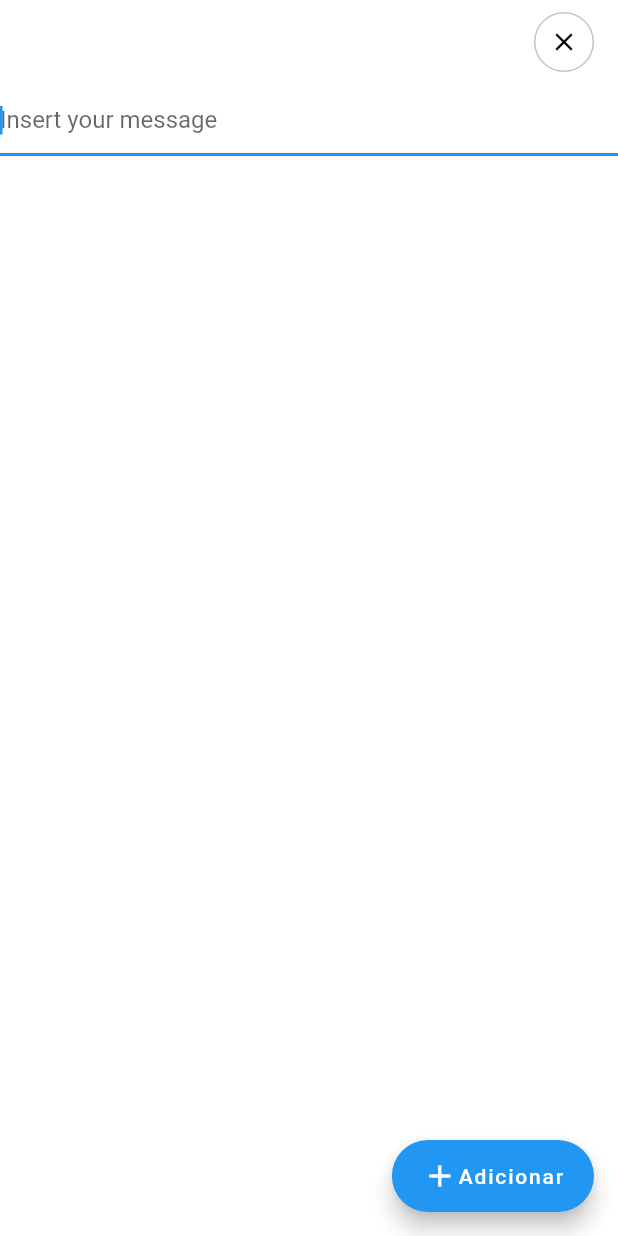
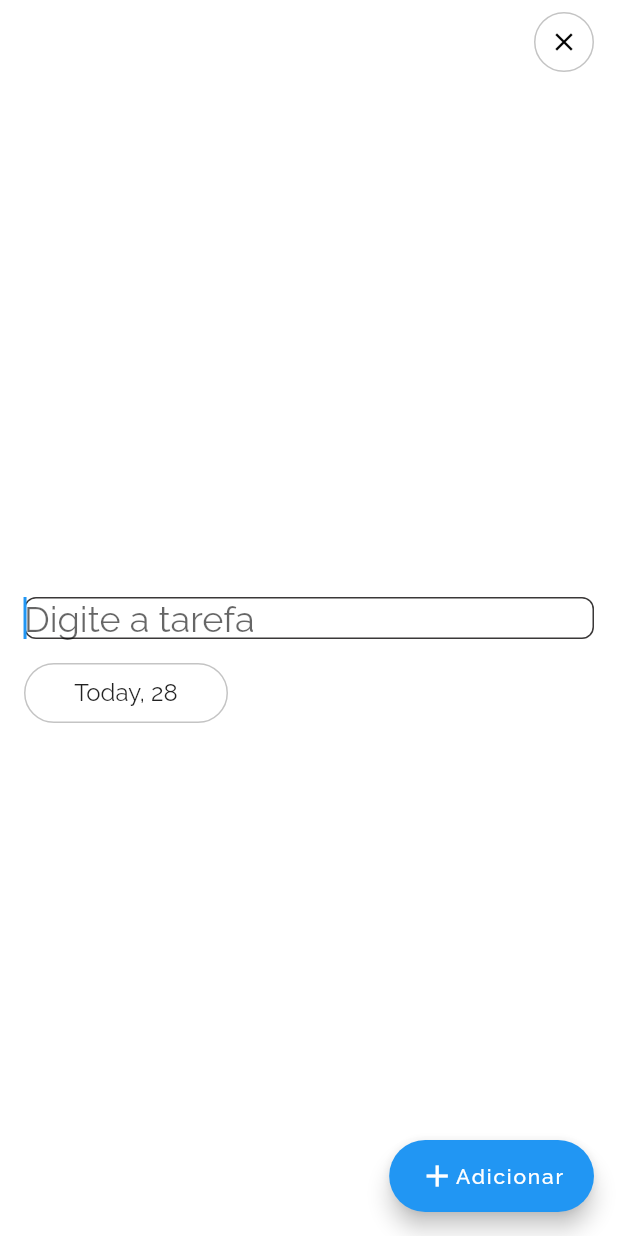
Before and after one commit to MatheusRmelo/daybyday, a Flutter app: the screen it shows after launch, after a tap on "Cadastrar tarefas", on a phone screen of 412 x 824 dp. Run offline on Flutter 3.47's test engine with Material 2 defaults, Android fonts, the phone set to English and light mode, and no system bars; our stand-ins replace cloud_firestore, firebase_core, google_fonts; accounts and stored records are empty.

Commit message:
feat: make part of register tasks and list days, put firebase_files in gitignore

```diff
--- /dev/null
+++ b/lib/controllers/task_controller.dart
@@ -0,0 +1,51 @@
+import 'package:cloud_firestore/cloud_firestore.dart';
+import 'package:daybyday/models/category.dart';
+import 'package:daybyday/models/drag_day.dart';
+import 'package:daybyday/models/task.dart';
+import 'package:daybyday/models/week.dart';
+import 'package:flutter/material.dart';
+
+class TaskController extends ChangeNotifier {
+  CollectionReference<Task>? _taskCollection;
+  List<Task> _tasks = [];
+
+  List<Task> get tasks => _tasks;
+
+  void setCollection(Week week) {
+    _taskCollection = FirebaseFirestore.instance
+        .collection('weeks')
+        .doc(week.id)
+        .collection('tasks')
+        .withConverter<Task>(
+            fromFirestore: (snapshot, options) =>
+                Task.fromJson(snapshot.data()!, doc: snapshot.id),
+            toFirestore: (value, options) => value.toJson());
+    get();
+  }
+
+  List<DragDay> getDragDays() {
+    return [
+      DragDay(name: 'Não alocados', tasks: tasks),
+      DragDay(name: 'Segunda', tasks: []),
+    ];
+  }
+
+  Future<void> get() async {
+    if (_taskCollection == null) return;
+    var snapshots = await _taskCollection!.get();
+    _tasks = snapshots.docs.map((e) => e.data()).toList();
+    notifyListeners();
+  }
+
+  Future<bool> store(String name) async {
+    Task task = Task(category: Category.other, isComplete: false, name: name);
+
+    var reference = await _taskCollection!.add(task);
+    var snapshot = await reference.get();
+    if (snapshot.data() != null) {
+      _tasks.add(snapshot.data()!);
+      return true;
+    }
+    return false;
+  }
+}
--- a/lib/controllers/week_controller.dart
+++ b/lib/controllers/week_controller.dart
@@ -1,25 +1,51 @@
 import 'package:cloud_firestore/cloud_firestore.dart';
+import 'package:daybyday/models/category.dart';
 import 'package:daybyday/models/task.dart';
+import 'package:daybyday/models/week.dart';
 import 'package:flutter/material.dart';
+import 'package:intl/intl.dart';
 
 class WeekController extends ChangeNotifier {
-  final CollectionReference<Task> _tasksCollection = FirebaseFirestore.instance
-      .collection('tasks')
-      .withConverter<Task>(
+  final String mockUID = 'teste';
+  final CollectionReference<Week> _weekCollection = FirebaseFirestore.instance
+      .collection('weeks')
+      .withConverter<Week>(
           fromFirestore: (snapshot, options) =>
-              Task.fromJson(snapshot.data()!, id: '1'),
+              Week.fromJson(snapshot.data()!, doc: snapshot.id),
           toFirestore: (value, options) => value.toJson());
-  List<Task> _tasks = [];
-  List<Task> get tasks => _tasks;
+  Week? _week;
 
-  Future<void> getTasks(
-      {required String startAt, required String endAt}) async {
-    var snapshots = await _tasksCollection
-        .where('user_id', isEqualTo: 'teste')
+  Week? get week => _week;
+
+  List<DateTime> get currentWeek {
+    DateTime today = DateTime.now();
+    List<DateTime> days = [];
+    for (int i = 1; i <= 7; i++) {
+      days.add(
+          DateTime(today.year, today.month, (today.day - today.weekday) + i));
+    }
+    return days;
+  }
+
+  Future<Week> get({String? startAt, String? endAt}) async {
+    if (startAt == null || endAt == null) {
+      startAt = DateFormat('yyyy-MM-dd').format(currentWeek.first);
+      endAt = DateFormat('yyyy-MM-dd').format(currentWeek.last);
+    }
+
+    var snapshots = await _weekCollection
+        .where('uid', isEqualTo: mockUID)
         .where('start_at', isEqualTo: startAt)
         .where('end_at', isEqualTo: endAt)
         .get();
-    _tasks = snapshots.docs.map((element) => element.data()).toList();
+    if (snapshots.docs.isNotEmpty) {
+      _week = snapshots.docs.first.data();
+    } else {
+      var reference = await _weekCollection
+          .add(Week(uid: mockUID, startAt: startAt, endAt: endAt));
+      _week = (await reference.get()).data();
+    }
     notifyListeners();
+    return _week!;
   }
 }
--- a/lib/main.dart
+++ b/lib/main.dart
@@ -1,12 +1,15 @@
+import 'package:daybyday/controllers/task_controller.dart';
 import 'package:daybyday/controllers/week_controller.dart';
 import 'package:daybyday/firebase_options.dart';
 import 'package:daybyday/utils/app_colors.dart';
 import 'package:daybyday/utils/app_routes.dart';
 import 'package:daybyday/views/add_task_page.dart';
+import 'package:daybyday/views/config_day_page.dart';
 import 'package:daybyday/views/home_page.dart';
 import 'package:firebase_core/firebase_core.dart';
 import 'package:flutter/material.dart';
 import 'package:provider/provider.dart';
+import 'package:google_fonts/google_fonts.dart';
 
 void main() async {
   WidgetsFlutterBinding.ensureInitialized();
@@ -16,6 +19,7 @@ void main() async {
   runApp(MultiProvider(
     providers: [
       ChangeNotifierProvider(create: (_) => WeekController()),
+      ChangeNotifierProvider(create: (_) => TaskController()),
     ],
     child: const MyApp(),
   ));
@@ -28,14 +32,38 @@ class MyApp extends StatelessWidget {
     return MaterialApp(
       title: 'Flutter Demo',
       theme: ThemeData(
-        primarySwatch: Colors.blue,
-        scaffoldBackgroundColor: AppColors.dominant,
-        backgroundColor: AppColors.secondary,
-      ),
+          primaryColor: AppColors.secondary,
+          appBarTheme: AppBarTheme(backgroundColor: AppColors.secondary),
+          scaffoldBackgroundColor: AppColors.dominant,
+          inputDecorationTheme: InputDecorationTheme(
+            contentPadding: const EdgeInsets.all(8),
+            errorBorder: OutlineInputBorder(
+                borderSide: BorderSide(color: AppColors.error),
+                borderRadius: BorderRadius.circular(8)),
+            focusedBorder: OutlineInputBorder(
+                borderSide: BorderSide(color: AppColors.secondary),
+                borderRadius: BorderRadius.circular(8)),
+            border: OutlineInputBorder(
+                borderSide: const BorderSide(style: BorderStyle.none, width: 0),
+                borderRadius: BorderRadius.circular(8)),
+            filled: true,
+            fillColor: Colors.grey.withOpacity(0.2),
+          ),
+          textTheme: GoogleFonts.ralewayTextTheme(),
+          elevatedButtonTheme: ElevatedButtonThemeData(
+              style: ElevatedButton.styleFrom(
+                  backgroundColor: AppColors.secondary,
+                  shape: RoundedRectangleBorder(
+                      borderRadius: BorderRadius.circular(8)))),
+          textButtonTheme: TextButtonThemeData(
+              style: TextButton.styleFrom(
+            foregroundColor: AppColors.secondary,
+          ))),
       initialRoute: AppRoutes.home,
       routes: {
         AppRoutes.home: (context) => const HomePage(),
-        AppRoutes.addTask: (context) => const AddTaskPage()
+        AppRoutes.addTask: (context) => const AddTaskPage(),
+        AppRoutes.configDay: (context) => const ConfigDayPage()
       },
     );
   }
--- /dev/null
+++ b/lib/models/drag_day.dart
@@ -0,0 +1,8 @@
+import 'package:daybyday/models/task.dart';
+
+class DragDay {
+  String name;
+  List<Task> tasks;
+
+  DragDay({required this.name, required this.tasks});
+}
--- a/lib/models/task.dart
+++ b/lib/models/task.dart
@@ -7,22 +7,18 @@ class Task {
   Category category;
 
   Task(
-      {required this.id,
+      {this.id = '',
       required this.name,
       required this.isComplete,
       required this.category});
 
-  Task.fromJson(Map<String, dynamic> json, {required String id})
-      : id = json['id'],
+  Task.fromJson(Map<String, dynamic> json, {required String doc})
+      : id = doc,
         name = json['name'],
         isComplete = json['is_complete'],
         category = Category.values
-            .firstWhere((element) => json['category'] == element);
+            .firstWhere((element) => json['category'] == element.name);
 
-  Map<String, dynamic> toJson() => {
-        'id': id,
-        'name': name,
-        'is_complete': isComplete,
-        'category': category.name
-      };
+  Map<String, dynamic> toJson() =>
+      {'name': name, 'is_complete': isComplete, 'category': category.name};
 }
--- /dev/null
+++ b/lib/models/week.dart
@@ -0,0 +1,29 @@
+class Week {
+  String id;
+  String uid;
+  String startAt;
+  String endAt;
+  List<DateTime> get days {
+    DateTime date = DateTime.parse(startAt);
+    List<DateTime> days = [];
+    for (int i = 1; i <= 7; i++) {
+      days.add(DateTime(date.year, date.month, (date.day - date.weekday) + i));
+    }
+    return days;
+  }
+
+  Week(
+      {this.id = '',
+      this.uid = '',
+      required this.startAt,
+      required this.endAt});
+
+  Week.fromJson(Map<String, dynamic> json, {required String doc})
+      : id = doc,
+        uid = json['uid'],
+        startAt = json['start_at'],
+        endAt = json['end_at'];
+
+  Map<String, dynamic> toJson() =>
+      {'uid': uid, 'start_at': startAt, 'end_at': endAt};
+}
--- a/lib/utils/app_colors.dart
+++ b/lib/utils/app_colors.dart
@@ -8,4 +8,5 @@ class AppColors {
   static Color textLight = Colors.white;
   static Color textNormal = Colors.black;
   static Color border = const Color(0xFFC4C4C4);
+  static Color error = Colors.red;
 }
--- a/lib/utils/app_routes.dart
+++ b/lib/utils/app_routes.dart
@@ -1,4 +1,5 @@
 class AppRoutes {
   static String home = '/';
   static String addTask = '/add_task';
+  static String configDay = '/config_day';
 }
--- /dev/null
+++ b/lib/utils/extensions/date_extension.dart
@@ -0,0 +1,10 @@
+extension DateExtension on DateTime {
+  bool get isToday {
+    DateTime today = DateTime.now();
+    return day == today.day && month == today.month && year == today.year;
+  }
+
+  bool isSameDay(DateTime date) {
+    return day == date.day && month == date.month && year == date.year;
+  }
+}
--- a/lib/views/add_task_page.dart
+++ b/lib/views/add_task_page.dart
@@ -1,6 +1,11 @@
+import 'package:daybyday/controllers/task_controller.dart';
+import 'package:daybyday/controllers/week_controller.dart';
 import 'package:daybyday/utils/app_colors.dart';
+import 'package:daybyday/utils/extensions/date_extension.dart';
 import 'package:daybyday/views/widgets/circle_icon_button.dart';
 import 'package:flutter/material.dart';
+import 'package:intl/intl.dart';
+import 'package:provider/provider.dart';
 
 class AddTaskPage extends StatefulWidget {
   const AddTaskPage({super.key});
@@ -10,6 +15,10 @@ class AddTaskPage extends StatefulWidget {
 }
 
 class _AddTaskPageState extends State<AddTaskPage> {
+  DateTime _date = DateTime.now();
+  bool _isBusy = false;
+  TextEditingController _textEditingController = TextEditingController();
+
   @override
   Widget build(BuildContext context) {
     return Scaffold(
@@ -20,22 +29,99 @@ class _AddTaskPageState extends State<AddTaskPage> {
           actions: [
             CircleIconButton(
               icon: Icons.close,
-              onPressed: () {},
+              onPressed: () {
+                Navigator.pop(context);
+              },
             )
           ]),
-      body: Expanded(
-          child: TextField(
-        decoration: InputDecoration(
-          hintText: "Insert your message",
+      body: Container(
+        padding: const EdgeInsets.all(16),
+        child: Column(
+          crossAxisAlignment: CrossAxisAlignment.start,
+          mainAxisAlignment: MainAxisAlignment.center,
+          children: [
+            Container(
+              margin: const EdgeInsets.only(bottom: 16),
+              child: TextField(
+                controller: _textEditingController,
+                decoration: const InputDecoration.collapsed(
+                    hintText: 'Digite a tarefa'),
+                scrollPadding: const EdgeInsets.all(20.0),
+                autofocus: true,
+                style: const TextStyle(fontSize: 24),
+              ),
+            ),
+            Consumer<WeekController>(builder: (context, controller, snapshot) {
+              return InkWell(
+                onTap: () {
+                  showDatePicker(
+                          context: context,
+                          initialDate: _date,
+                          firstDate: controller.week!.days.first,
+                          lastDate: controller.week!.days.last)
+                      .then((value) {
+                    if (value != null) {
+                      setState(() => _date = value);
+                    }
+                  });
+                },
+                child: Container(
+                  width: 136,
+                  height: 40,
+                  alignment: Alignment.center,
+                  decoration: BoxDecoration(
+                      borderRadius: BorderRadius.circular(32),
+                      border: Border.all(color: AppColors.border)),
+                  child: Text(
+                    "${_date.isToday ? 'Today' : DateFormat("EEEE").format(_date)}, ${DateFormat("d").format(_date)}",
+                    style: TextStyle(
+                      fontSize: 16,
+                    ),
+                  ),
+                ),
+              );
+            }),
+          ],
         ),
-        scrollPadding: EdgeInsets.all(20.0),
-        autofocus: true,
-      )),
+      ),
       floatingActionButton: FloatingActionButton.extended(
           label: Row(
-            children: [Icon(Icons.add), Text("Adicionar")],
+            mainAxisAlignment: MainAxisAlignment.center,
+            crossAxisAlignment: CrossAxisAlignment.center,
+            children: _isBusy
+                ? [
+                    SizedBox(
+                      height: 24,
+                      width: 24,
+                      child: CircularProgressIndicator(
+                        color: AppColors.textLight,
+                      ),
+                    ),
+                    SizedBox(
+                      width: 16,
+                    ),
+                    Text("Carregando...",
+                        style: TextStyle(color: AppColors.textLight))
+                  ]
+                : const [Icon(Icons.add), Text("Adicionar")],
           ),
-          onPressed: () {}),
+          onPressed: _isBusy
+              ? null
+              : () {
+                  setState(() => _isBusy = true);
+                  context
+                      .read<TaskController>()
+                      .store(_textEditingController.text)
+                      .then((value) {
+                    Navigator.pop(context);
+                  }).catchError((err) {
+                    setState(() => _isBusy = false);
+                    ScaffoldMessenger.of(context).showSnackBar(SnackBar(
+                      content: Text(err.toString()),
+                      backgroundColor: AppColors.error,
+                    ));
+                  });
+                }),
     );
   }
 }
--- a/lib/views/home_page.dart
+++ b/lib/views/home_page.dart
@@ -1,3 +1,4 @@
+import 'package:daybyday/controllers/task_controller.dart';
 import 'package:daybyday/controllers/week_controller.dart';
 import 'package:daybyday/models/day.dart';
 import 'package:daybyday/utils/app_colors.dart';
@@ -18,24 +19,13 @@ class HomePage extends StatefulWidget {
 
 class _HomePageState extends State<HomePage> {
   bool _isLoading = true;
-  List<DateTime> _days = [];
   int _active = 0;
 
   @override
   void initState() {
     super.initState();
-    DateTime today = DateTime.now();
-    for (int i = 1; i <= 7; i++) {
-      _days.add(
-          DateTime(today.year, today.month, (today.day - today.weekday) + i));
-      _active = today.weekday - 1;
-    }
-    context
-        .read<WeekController>()
-        .getTasks(
-            startAt: DateFormat.yMMMd().format(_days.first),
-            endAt: DateFormat.yMMMd().format(_days.last))
-        .then((value) {
+    context.read<WeekController>().get().then((value) {
+      context.read<TaskController>().setCollection(value);
       setState(() => _isLoading = false);
     });
   }
@@ -43,6 +33,8 @@ class _HomePageState extends State<HomePage> {
   @override
   Widget build(BuildContext context) {
     Size size = MediaQuery.of(context).size;
+    return Consumer<WeekController>(
+        builder: (context, weekController, snapshot) {
       return Scaffold(
           appBar: AppBar(
             backgroundColor: AppColors.dominant,
@@ -50,6 +42,10 @@ class _HomePageState extends State<HomePage> {
             leadingWidth: 72,
             leading: Padding(
               padding: const EdgeInsets.symmetric(horizontal: 16, vertical: 8),
+              child: InkWell(
+                onTap: () {
+                  Navigator.pushNamed(context, AppRoutes.configDay);
+                },
                 child: Container(
                   width: 40,
                   height: 40,
@@ -60,14 +56,18 @@ class _HomePageState extends State<HomePage> {
                       color: AppColors.textNormal, size: 20),
                 ),
               ),
-          title: Text(
-            "${DateFormat("d 'de' MMMM").format(_days.first)} até ${DateFormat("d 'de' MMMM").format(_days.last)}",
+            ),
+            title: weekController.week != null
+                ? Text(
+                    "${DateFormat("d 'de' MMMM").format(weekController.week!.days.first)} até ${DateFormat("d 'de' MMMM").format(weekController.week!.days.last)}",
                     style: TextStyle(fontSize: 16, color: AppColors.textNormal),
-          ),
+                  )
+                : Text('Carregando...'),
             centerTitle: true,
             actions: [
               Padding(
-              padding: const EdgeInsets.symmetric(horizontal: 16, vertical: 8),
+                padding:
+                    const EdgeInsets.symmetric(horizontal: 16, vertical: 8),
                 child: Container(
                   width: 40,
                   height: 40,
@@ -82,15 +82,16 @@ class _HomePageState extends State<HomePage> {
           ),
           body: Padding(
               padding: const EdgeInsets.all(16),
-            child: Consumer<WeekController>(builder: (context, controller, _) {
-              if (controller.tasks.isEmpty) {
+              child: Consumer<TaskController>(
+                  builder: (context, taskController, _) {
+                if (taskController.tasks.isEmpty) {
                   return Column(
                     mainAxisAlignment: MainAxisAlignment.center,
                     children: [
                       const Text(
                         "Você ainda não cadastrou tarefas essa semana",
-                      style:
-                          TextStyle(fontSize: 24, fontWeight: FontWeight.bold),
+                        style: TextStyle(
+                            fontSize: 24, fontWeight: FontWeight.bold),
                         textAlign: TextAlign.center,
                       ),
                       Container(
@@ -118,14 +119,14 @@ class _HomePageState extends State<HomePage> {
                     height: 100,
                     margin: const EdgeInsets.only(top: 24),
                     child: ListView.builder(
-                    itemCount: _days.length,
+                      itemCount: weekController.week!.days.length,
                       scrollDirection: Axis.horizontal,
                       itemBuilder: (context, index) => DayCard(
                           onPressed: () {
                             setState(() => _active = index);
                           },
                           isActive: index == _active,
-                        date: _days[index]),
+                          date: weekController.week!.days[index]),
                     ),
                   ),
                   Expanded(
@@ -134,12 +135,13 @@ class _HomePageState extends State<HomePage> {
                               child: CircularProgressIndicator(),
                             )
                           : ListView.builder(
-                            itemCount: controller.tasks.length,
+                              itemCount: taskController.tasks.length,
                               itemBuilder: (context, index) => TaskCard(
-                              task: controller.tasks[index],
+                                task: taskController.tasks[index],
                               ),
                             ))
                 ]);
               })));
+    });
   }
 }
--- a/pubspec.yaml
+++ b/pubspec.yaml
@@ -40,6 +40,7 @@ dependencies:
   intl: ^0.18.0
   firebase_core: ^2.8.0
   cloud_firestore: ^4.4.5
+  google_fonts: ^4.0.3
 
 dev_dependencies:
   flutter_test:
```
Also changed, not shown: lib/views/config_day_page.dart (added, +133 -0 lines), lib/views/widgets/custom_dropdown_textfield.dart (added, +60 -0 lines), pubspec.lock, 2 other files. Lines whose indentation alone changed are shown as unchanged.
